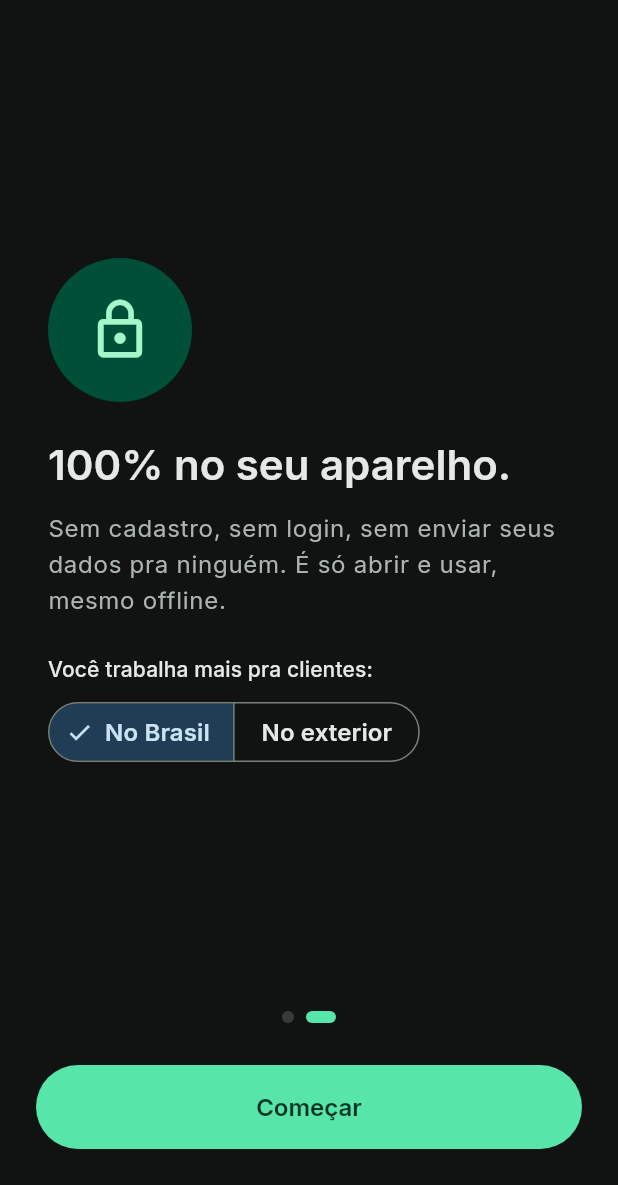
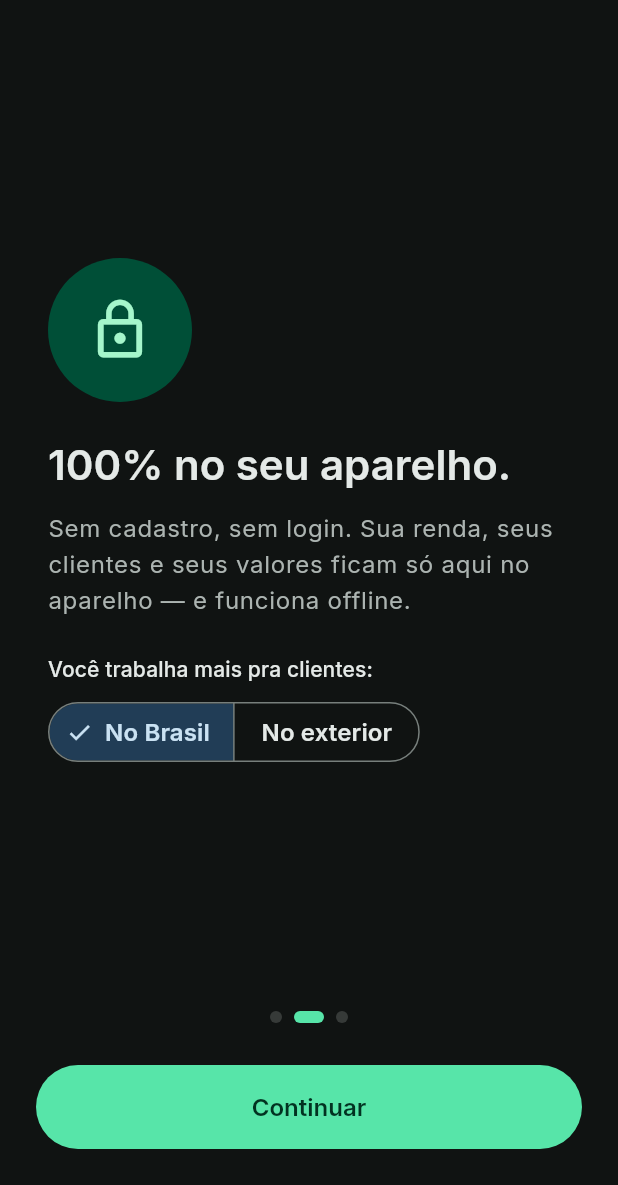
Before and after one commit to 4yu-apps/quanto-cobro, a Flutter app: the screen it shows after launch, swiped to page 2, on a phone screen of 412 x 824 dp, the part 51-1236 px from its top. Run offline on Flutter 3.47's test engine with Material 3 defaults, Android fonts, the phone set to English and light mode, and no system bars; our stand-ins replace file_picker, firebase_analytics, firebase_core, firebase_crashlytics, flutter_riverpod, go_router and 3 more; accounts and stored records are empty.

Commit message:
feat(onboarding): consentimento de telemetria na ultima tela (opt-in honesto)
Decisao de produto: em vez do opt-in enterrado em Ajustes (que quase ninguem
liga -> cego pra crash, e crash e 21% das reclamacoes do nicho), pedir o
consentimento UMA vez, no onboarding. Nunca a primeira tela — a ultima: pedir
dado antes de entregar valor e o retrato do app que cobra antes de dar.

- 3a pagina nova (a dor -> privacidade -> consentimento).
- Reconciliei a promessa da pagina de privacidade: dizia "sem enviar seus dados
  pra ninguem", o que colidiria com o pedido logo depois. Agora fala do que E da
  pessoa (renda, clientes, valores ficam no aparelho) — verdade absoluta —, e a
  telemetria pede so estabilidade anonima, que e outra categoria.
- Escolha real (LGPD): confirmar preenchido e dominando a largura (caminho
  facil), recusar como texto a esquerda — mas botao de VERDADE (48dp,
  alcancavel por leitor de tela), nunca texto morto. Assimetria de enfase, nao
  de acesso. Sair sem escolher = desligado, o default seguro.
- Liga via telemetryProvider, que ja desliga a coleta no lado nativo tambem.

3 testes novos (ultima tela, confirmar liga, recusar desliga). 286 no total,
analyze limpo. versionCode 13.

Co-Authored-By: Claude Opus 4.8 (1M context) <noreply@anthropic.com>

```diff
--- a/lib/features/onboarding/onboarding_screen.dart
+++ b/lib/features/onboarding/onboarding_screen.dart
@@ -23,12 +23,13 @@ class _OnboardingScreenState extends ConsumerState<OnboardingScreen> {
   int _page = 0;
   String _modo = 'br';
 
-  /// Duas páginas, não três. A do meio era uma AULA sobre a Divisão dada a
-  /// quem ainda não tinha visto número nenhum — e a pergunta "Brasil x
-  /// exterior" saiu junto: ela é feita de novo, melhor e no contexto certo, no
-  /// passo do regime. Fazer a mesma pergunta duas vezes, a primeira antes de
-  /// entregar qualquer valor, é o retrato do app que cobra antes de dar.
-  static const int _last = 1;
+  /// Três páginas: a dor, a privacidade (+ modo), e o consentimento de
+  /// telemetria — nesta ordem. O consentimento é a ÚLTIMA tela de propósito:
+  /// pedir permissão de dado como primeira coisa que a pessoa vê seria o retrato
+  /// do app que cobra antes de dar. Depois de ela entender que é local-first e
+  /// que os números dela ficam no aparelho, o pedido faz sentido — e é honesto,
+  /// porque a telemetria é estabilidade anônima, não os dados dela.
+  static const int _last = 2;
 
   @override
   void dispose() {
@@ -40,6 +41,22 @@ class _OnboardingScreenState extends ConsumerState<OnboardingScreen> {
     await ref.read(settingsRepositoryProvider).setModo(_modo);
     await ref.read(settingsRepositoryProvider).setOnboardingDone();
     if (mounted) context.go(Routes.painel);
+  }
+
+  /// A escolha da última página. Grava o consentimento (que já liga/desliga a
+  /// coleta no lado nativo, via telemetryProvider) e fecha o onboarding. "Pular"
+  /// e sair sem escolher = fica desligado, o default seguro.
+  Future<void> _finishComConsent(bool aceitou) async {
+    await ref.read(telemetryProvider.notifier).set(aceitou);
+    if (mounted) {
+      announce(
+        context,
+        aceitou
+            ? 'Obrigado. Dá pra desligar quando quiser em Ajustes.'
+            : 'Sem problema. Nada será enviado.',
+      );
+    }
+    await _finish();
   }
 
   void _next() {
@@ -76,7 +93,11 @@ class _OnboardingScreenState extends ConsumerState<OnboardingScreen> {
                     'Página ${i + 1} de ${_last + 1}. ${_pageTitle(i)}',
                   );
                 },
-                children: <Widget>[_page1(theme), _page3(theme)],
+                children: <Widget>[
+                  _page1(theme),
+                  _page3(theme),
+                  _pageConsent(theme),
+                ],
               ),
             ),
             Row(
@@ -102,13 +123,33 @@ class _OnboardingScreenState extends ConsumerState<OnboardingScreen> {
             ),
             Padding(
               padding: const EdgeInsets.all(Space.x6),
-              child: SizedBox(
-                width: double.infinity,
-                child: FilledButton(
-                  onPressed: _next,
-                  child: Text(_page == _last ? 'Começar' : 'Continuar'),
-                ),
-              ),
+              child: _page == _last
+                  // Consentimento: confirmar é o caminho fácil (preenchido,
+                  // domina a largura); recusar é um texto à esquerda — discreto,
+                  // mas botão de VERDADE (48dp, alcançável por leitor de tela),
+                  // nunca texto morto. Assimetria de ênfase, não de acesso.
+                  ? Row(
+                      children: <Widget>[
+                        TextButton(
+                          onPressed: () => _finishComConsent(false),
+                          child: const Text('Agora não'),
+                        ),
+                        const SizedBox(width: Space.x2),
+                        Expanded(
+                          child: FilledButton(
+                            onPressed: () => _finishComConsent(true),
+                            child: const Text('Sim, pode ajudar'),
+                          ),
+                        ),
+                      ],
+                    )
+                  : SizedBox(
+                      width: double.infinity,
+                      child: FilledButton(
+                        onPressed: _next,
+                        child: const Text('Continuar'),
+                      ),
+                    ),
             ),
           ],
         ),
@@ -202,15 +243,21 @@ class _OnboardingScreenState extends ConsumerState<OnboardingScreen> {
 
   String _pageTitle(int page) => switch (page) {
     0 => 'Pare de trabalhar de graça.',
-    _ => '100 por cento no seu aparelho.',
+    1 => '100 por cento no seu aparelho.',
+    _ => 'Me ajuda a melhorar?',
   };
 
   Widget _page3(ThemeData theme) => _pageBody(
     theme,
     icon: Icons.lock_outline,
     title: '100% no seu aparelho.',
+    // A promessa fala do que É da pessoa — e isso é verdade absoluta: renda,
+    // clientes e valores nunca saem do aparelho. Antes dizia "sem enviar dados
+    // pra ninguém", o que colidiria com o pedido de telemetria da tela seguinte;
+    // agora é preciso, e a próxima tela pede só estabilidade anônima, que é
+    // outra coisa.
     body:
-        'Sem cadastro, sem login, sem enviar seus dados pra ninguém. É só abrir e usar, mesmo offline.',
+        'Sem cadastro, sem login. Sua renda, seus clientes e seus valores ficam só aqui no aparelho — e funciona offline.',
     extra: Column(
       crossAxisAlignment: CrossAxisAlignment.start,
       children: <Widget>[
@@ -231,4 +278,24 @@ class _OnboardingScreenState extends ConsumerState<OnboardingScreen> {
       ],
     ),
   );
+
+  /// A última tela: o pedido de consentimento. Honesto e específico — diz o que
+  /// vai e o que NUNCA vai, e que só acontece se a pessoa deixar (LGPD). As
+  /// ações vivem na barra inferior (ver build): confirmar preenchido, recusar
+  /// como texto.
+  Widget _pageConsent(ThemeData theme) => _pageBody(
+    theme,
+    icon: Icons.favorite_outline,
+    title: 'Me ajuda a melhorar?',
+    body:
+        'Quando o app trava ou dá erro, ele pode me avisar sozinho — só isso: '
+        'estabilidade e uso, de forma anônima. Seus números nunca entram nisso: '
+        'nem sua renda, nem seus clientes, nem seus valores. E só se você deixar.',
+    extra: Text(
+      'Dá pra ligar ou desligar quando quiser em Ajustes.',
+      style: theme.textTheme.bodyMedium?.copyWith(
+        color: theme.colorScheme.onSurfaceVariant,
+      ),
+    ),
+  );
 }
--- a/pubspec.yaml
+++ b/pubspec.yaml
@@ -3,7 +3,7 @@ description: "Quanto Cobro? - calculadora do freelancer BR (valor-hora, reserva
 publish_to: 'none'
 
 # versionName+versionCode. Nome de EXIBIÇÃO fica em lib/core/config/app_config.dart.
-version: 0.8.0+12
+version: 0.8.0+13
 
 environment:
   sdk: ^3.12.2
```
Also changed, not shown: 1 other file.
